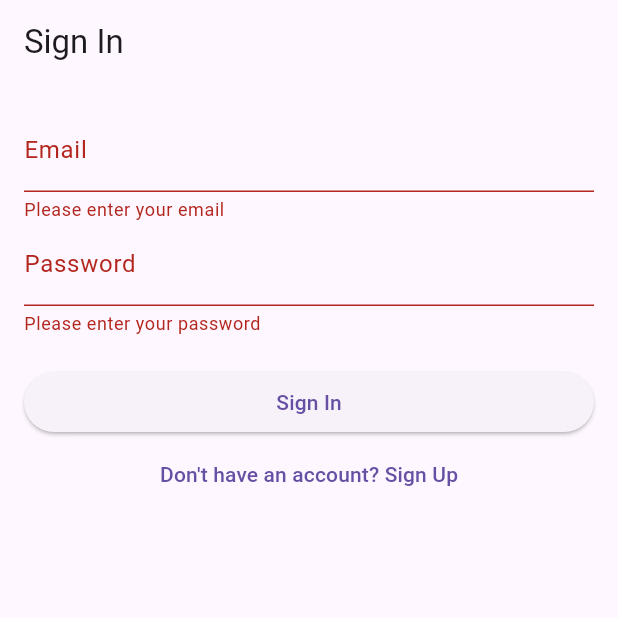
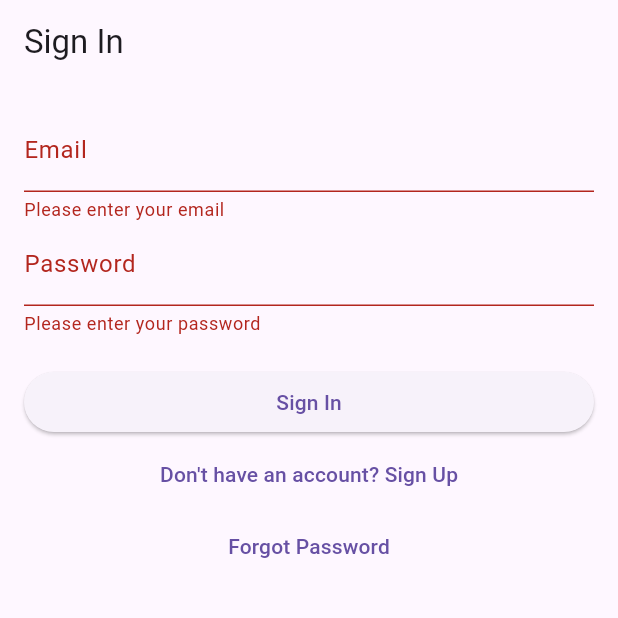
Before and after one commit to khkred/kaida, a Flutter app: the SignInPage screen opened by its route, after a tap on "Sign In", on a phone screen of 412 x 824 dp, the top half of it. Run offline on Flutter 3.47's test engine with Material 3 defaults, Android fonts, the phone set to English and light mode, and no system bars; our stand-ins replace cloud_firestore, equatable, firebase_auth, firebase_core, flutter_hooks, go_router and 2 more; accounts and stored records are empty; generated files the repository leaves out were written again.

Commit message:
Tutorial 6: Password Reset Page

```diff
--- a/lib/src/constants/routes.dart
+++ b/lib/src/constants/routes.dart
@@ -1,13 +1,12 @@
 class Routes {
-
   //Private Constructor to make sure that this Class cannot be instantiated
   Routes._();
 
   //Define our route paths here
-static const String signIn = '/signIn';
-static const String signUp = '/signUp';
-static const String forgotPassword = '/forgotPassword';
-static const String profile = '/profile';
-static const String onboarding = '/onboarding';
-
+  static const String signIn = '/signIn';
+  static const String signUp = '/signUp';
+  static const String forgotPassword = '/forgotPassword';
+  static const String profile = '/profile';
+  static const String onboarding = '/onboarding';
+  static const String passwordReset = '/passwordReset';
 }
--- a/lib/src/features/auth/presentation/pages/signin_page.dart
+++ b/lib/src/features/auth/presentation/pages/signin_page.dart
@@ -78,15 +78,22 @@ class SignInPage extends HookConsumerWidget {
                   onPressed: () async {
                     if (formKey.currentState?.validate() == true) {
                       try {
+                        final authNotifier =
+                            ref.read(authNotifierProvider.notifier);
+                        await authNotifier.signIn(
+                            emailController.text, passwordController.text);
 
-                         final authNotifier = ref.read(authNotifierProvider.notifier);
-                         await authNotifier.signIn(emailController.text, passwordController.text);
+                        if(context.mounted) {
+                          ScaffoldMessenger.of(context).showSnackBar(
+                              const SnackBar(
+                                  content: Text('Signed In Successfully')));
 
-                        ScaffoldMessenger.of(context).showSnackBar(
-                            const SnackBar(
-                                content: Text('Form validated successfully')));
-                      } catch (e) {
-                        errorMessage.value = e.toString();
+                        }
+                       } catch (e) {
+                        if(context.mounted) {
+                          errorMessage.value = e.toString();
+                        }
+
                       }
                     }
                   },
@@ -98,6 +105,13 @@ class SignInPage extends HookConsumerWidget {
                     context.go(Routes.signUp);
                   },
                   child: const Text('Don\'t have an account? Sign Up')),
+
+              TextButton(
+                onPressed: () {
+                  context.push(Routes.passwordReset);
+                },
+                child: const Text('Forgot Password'),
+              ),
             ],
           ),
         ),
```
Also changed, not shown: lib/src/features/auth/presentation/pages/password_reset_page.dart (added, +69 -0 lines), lib/src/features/auth/provider/auth_notifier.dart (+9 -0 lines), lib/src/features/auth/repository/auth_repository.dart (+10 -1 lines), lib/src/features/profile/presentation/pages/user_profile_page.dart (+19 -5 lines), lib/src/routing/app_router.dart (+17 -10 lines).
